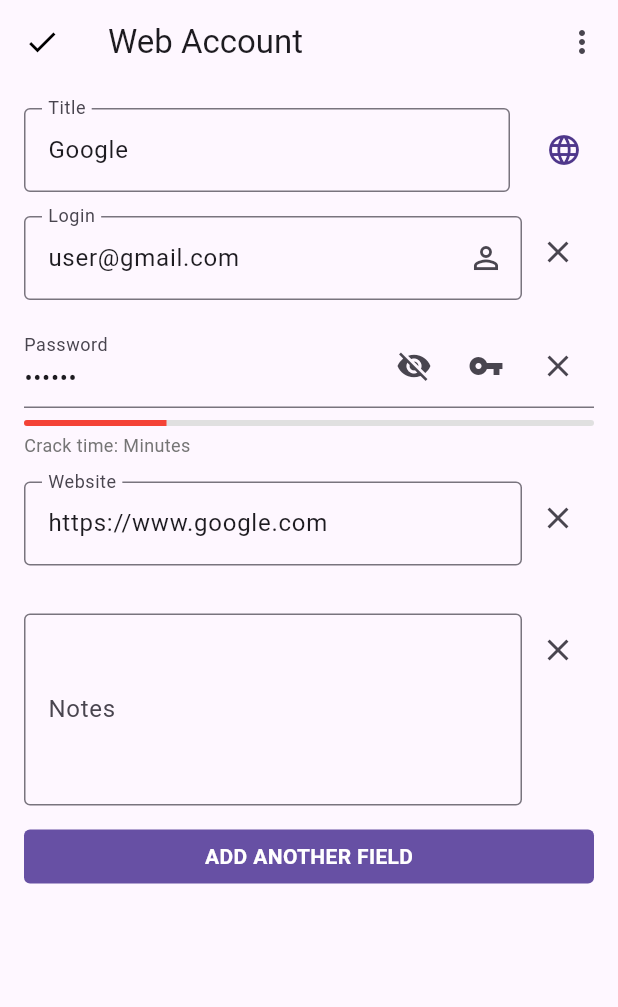
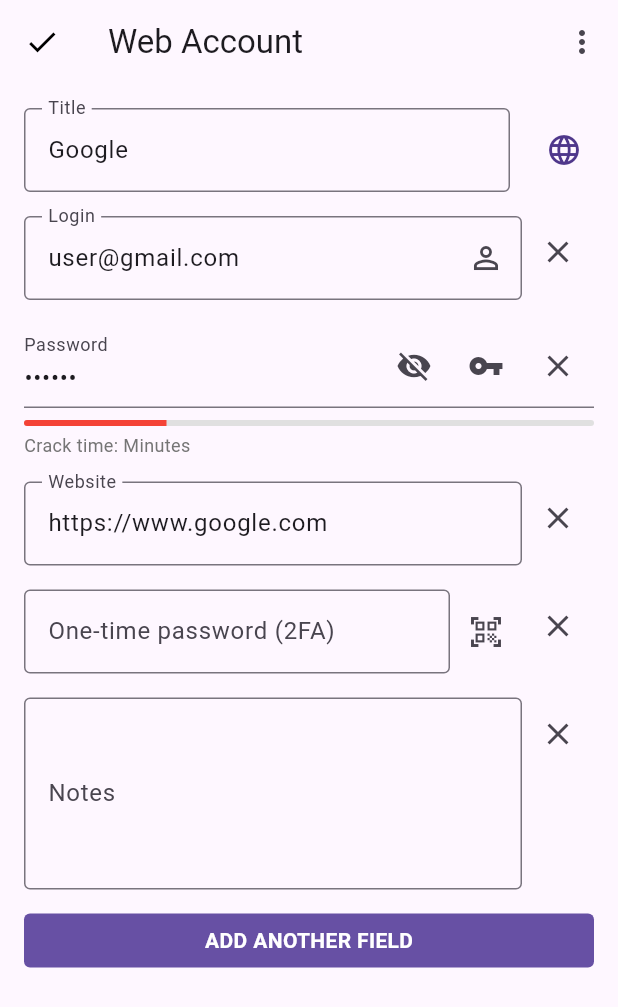
Before and after one commit to MTMBoss/SelfPass, a Flutter app: the screen it shows after launch, after a tap on "Google", on a phone screen of 412 x 824 dp. Shown: the top 1007 px of the screen. Run offline on Flutter 3.47's test engine with Material 3 defaults, Android fonts, the phone set to English and light mode, and no system bars; our stand-ins replace font_awesome_flutter, logger; missing offline and left inert: otp, qr_code_scanner; accounts and stored records are empty; network calls fail.

Commit message:
Aggiunta della pagina QRScanner e integrazione della logica OTP nel modulo AccountForm, inclusa la gestione della scansione QR e il timer OTP.

```diff
--- a/lib/pages/web_account/widgets/account_form.dart
+++ b/lib/pages/web_account/widgets/account_form.dart
@@ -1,14 +1,17 @@
+// lib/pages/web_account/widgets/account_form.dart
+import 'dart:async';
 import 'package:flutter/material.dart';
+import 'package:otp/otp.dart';
 import '../../../controllers/account_controller.dart';
 import '../../../models/account.dart';
 import '../../../helpers/password_strength_helper.dart';
 import '../../../widgets/password_generator_dialog.dart';
 import 'password_field.dart';
 import 'icon_selector.dart';
+import '../../qr_scanner_page.dart'; // Assicurati che il percorso sia corretto
 
 class AccountForm extends StatefulWidget {
   final Account? editingAccount;
-
   const AccountForm({super.key, this.editingAccount});
 
   @override
@@ -19,14 +22,12 @@ class AccountFormState extends State<AccountForm> {
   // Controllers per i campi standard
   final TextEditingController _titleController = TextEditingController();
   final TextEditingController _loginController = TextEditingController();
-  // Campo default per la password
   final TextEditingController _passwordController = TextEditingController();
-  // Campo website standard
   final TextEditingController _websiteController = TextEditingController();
   final TextEditingController _otpController = TextEditingController();
   final TextEditingController _notesController = TextEditingController();
 
-  // Controllers per i campi Data e Scadenza
+  // Controllers per campi aggiuntivi (es. Data, scadenza)
   final TextEditingController _scadenzaController = TextEditingController();
   final TextEditingController _dataController = TextEditingController();
 
@@ -41,10 +42,8 @@ class AccountFormState extends State<AccountForm> {
   Color? _selectedSymbolColor;
   Color? _selectedColorIcon;
 
-  /// Solo "Title" non può essere eliminato.
+  // Campi standard e impostazioni per la UI
   final List<String> nonRemovableFields = ['Title'];
-
-  /// Campi standard della UI
   final List<String> standardFields = [
     'Title',
     'Login',
@@ -53,27 +52,20 @@ class AccountFormState extends State<AccountForm> {
     'One-time password (2FA)',
     'Notes',
   ];
-
-  /// Lista dei campi visualizzati nel form.
-  /// Inizialmente contiene i campi standard.
+  // Di default, includiamo il campo OTP
   List<String> enabledFields = [
     'Title',
     'Login',
-    'Password', // Campo default per la password
-    'Website', // Campo default per WebSite
+    'Password',
+    'Website',
     'One-time password (2FA)',
     'Notes',
   ];
 
-  /// Struttura per i campi aggiuntivi (dinamici).
-  /// Ogni voce contiene:
-  /// • 'label': un widget Text che rappresenta il nome del campo
-  /// • 'type': "password", "website" oppure "text"
-  /// • 'controller': il TextEditingController associato
-  /// • per password, anche lo stato di visibilità ed altri indicatori
+  // Per i campi aggiuntivi dinamici
   List<Map<String, dynamic>> additionalFields = [];
 
-  // In fieldOptions includiamo "Website" per permettere all'utente di aggiungerlo (nel caso in cui venga eliminato il default)
+  // Opzioni per i nuovi campi
   static const List<String> fieldOptions = [
     'Testo',
     'Numero',
@@ -89,7 +81,7 @@ class AccountFormState extends State<AccountForm> {
     'Applicazione',
   ];
 
-  // Restituisce il sito web in uso. Se il campo standard "Website" è presente lo usa; altrimenti, cerca tra quelli aggiunti.
+  // Estrae il sito web dal campo standard o da uno dinamico di tipo 'website'
   String getWebsiteUrl() {
     if (enabledFields.contains('Website')) {
       return _websiteController.text;
@@ -117,10 +109,34 @@ class AccountFormState extends State<AccountForm> {
   }
 
   void _onWebsiteChanged() {
-    // Quando cambia il valore nel campo standard, aggiorniamo l'icona.
     if (_iconSelectionMode == 'Website Icon') {
       setState(() {});
     }
+  }
+
+  // Funzionalità OTP basate su TOTP
+  String? _otpSecret;
+  Timer? _otpTimer;
+
+  void _startOTPTimer() {
+    _otpTimer?.cancel();
+    if (_otpSecret == null) return;
+    _updateOTP();
+    _otpTimer = Timer.periodic(const Duration(seconds: 30), (timer) {
+      _updateOTP();
+    });
+  }
+
+  void _updateOTP() {
+    if (_otpSecret == null) return;
+    final otpCode = OTP.generateTOTPCodeString(
+      _otpSecret!,
+      DateTime.now().millisecondsSinceEpoch,
+      length: 6,
+    );
+    setState(() {
+      _otpController.text = otpCode;
+    });
   }
 
   @override
@@ -133,51 +149,17 @@ class AccountFormState extends State<AccountForm> {
     }
   }
 
-  /// Incapsula un widget campo in una Row che include un pulsante "X" per eliminarlo.
-  Widget _wrapField(String field, Widget child) {
-    if (nonRemovableFields.contains(field)) return child;
-    return Row(
-      crossAxisAlignment: CrossAxisAlignment.start,
-      children: [
-        Expanded(child: child),
-        IconButton(
-          icon: const Icon(Icons.close),
-          onPressed: () => _deleteField(field),
-        ),
-      ],
-    );
-  }
-
-  /// Elimina il campo dal form.
-  void _deleteField(String fieldName) {
-    setState(() {
-      if (!nonRemovableFields.contains(fieldName)) {
-        enabledFields.remove(fieldName);
-        additionalFields.removeWhere(
-          (entry) => (entry['label'] as Text).data == fieldName,
-        );
-      }
-    });
-  }
-
-  /// Modalità Edit:
-  /// Utilizza direttamente la lista salvata in account.enabledFields (senza duplicare "Title")
-  /// e per ogni campo extra (non standard) crea il controller. Se il campo è di tipo "password"
-  /// prepopola il controller usando account.additionalPasswords; se è di tipo "website", usalo per il sito.
   void _initializeWithAccount(Account account) {
     _titleController.text = account.accountName;
     _loginController.text = account.username;
-    _passwordController.text = account.password; // campo default
+    _passwordController.text = account.password;
     _websiteController.text = account.website;
     _iconSelectionMode = account.iconMode;
     _selectedSymbolIcon = account.symbolIcon;
     _selectedSymbolColor = account.colorIcon;
     _selectedColorIcon = account.colorIcon;
-
-    // Copia la lista salvata per non duplicare "Title"
     enabledFields = List<String>.from(account.enabledFields);
 
-    // Per ogni campo extra (non standard) in enabledFields, crea il controller.
     additionalFields = [];
     for (var field in enabledFields) {
       if (standardFields.contains(field)) continue;
@@ -191,14 +173,13 @@ class AccountFormState extends State<AccountForm> {
         final Match? match = reg.firstMatch(field);
         if (match != null) {
           int n = int.parse(match.group(1)!);
-          int index = n - 2; // Primo extra -> indice 0
+          int index = n - 2; // Primo extra → indice 0
           if (index >= 0 && index < account.additionalPasswords.length) {
             controller.text = account.additionalPasswords[index];
           }
         }
       } else if (fieldType == 'website') {
         controller.text = account.website;
-        // Aggiunge un listener per aggiornare in tempo reale l'icona (in caso l'utente modifichi il sito dinamico)
         controller.addListener(() {
           setState(() {});
         });
@@ -229,10 +210,36 @@ class AccountFormState extends State<AccountForm> {
       final controller = entry['controller'];
       if (controller is TextEditingController) controller.dispose();
     }
+    _otpTimer?.cancel();
     super.dispose();
   }
 
-  /// Mostra un popup per selezionare un account registrato.
+  // Incapsula un widget campo e aggiunge, se possibile, un pulsante di eliminazione.
+  Widget _wrapField(String field, Widget child) {
+    if (nonRemovableFields.contains(field)) return child;
+    return Row(
+      crossAxisAlignment: CrossAxisAlignment.start,
+      children: [
+        Expanded(child: child),
+        IconButton(
+          icon: const Icon(Icons.close),
+          onPressed: () => _deleteField(field),
+        ),
+      ],
+    );
+  }
+
+  void _deleteField(String fieldName) {
+    setState(() {
+      if (!nonRemovableFields.contains(fieldName)) {
+        enabledFields.remove(fieldName);
+        additionalFields.removeWhere(
+          (entry) => (entry['label'] as Text).data == fieldName,
+        );
+      }
+    });
+  }
+
   void _showAccountSelection(TextEditingController controller) {
     final accounts = _accountController.accounts;
     if (accounts.isEmpty) {
@@ -284,10 +291,6 @@ class AccountFormState extends State<AccountForm> {
     });
   }
 
-  /// Salvataggio:
-  /// • La password principale viene presa dal campo default.
-  /// • Le password extra vengono raccolte dai campi aggiuntivi di tipo "password".
-  /// • Il sito web viene determinato tramite getWebsiteUrl() (che gestisce anche i campi dinamici).
   void saveAccount() {
     String defaultPassword = _passwordController.text.trim();
     List<String> extraPasswords = [];
@@ -297,14 +300,12 @@ class AccountFormState extends State<AccountForm> {
         if (txt.isNotEmpty) extraPasswords.add(txt);
       }
     }
-
     if (_titleController.text.trim().isEmpty) {
       ScaffoldMessenger.of(
         context,
       ).showSnackBar(const SnackBar(content: Text('Please enter a title')));
       return;
     }
-
     final accountToSave = Account(
       accountName: _titleController.text.trim(),
       username: _loginController.text.trim(),
@@ -318,7 +319,6 @@ class AccountFormState extends State<AccountForm> {
       isFavorite: widget.editingAccount?.isFavorite ?? false,
       enabledFields: enabledFields,
     );
-
     try {
       if (widget.editingAccount != null) {
         final updatedAccount = accountToSave.copyWith(
@@ -354,7 +354,7 @@ class AccountFormState extends State<AccountForm> {
     );
   }
 
-  // Apertura del generatore per un campo password aggiuntivo.
+  // Apertura del generatore per campi password aggiuntivi.
   void _openPasswordGeneratorForField(Map<String, dynamic> entry) {
     showDialog(
       context: context,
@@ -380,9 +380,6 @@ class AccountFormState extends State<AccountForm> {
     );
   }
 
-  /// Bottone per aggiungere un nuovo campo dinamico.
-  /// Se l'opzione scelta è "Website", viene creato un campo di tipo "website"
-  /// che funziona come quello standard.
   Widget _buildAddFieldButton() {
     return PopupMenuButton<String>(
       onSelected: (String selectedOption) {
@@ -391,7 +388,6 @@ class AccountFormState extends State<AccountForm> {
             TextEditingController newWebsiteController =
                 TextEditingController();
             newWebsiteController.addListener(() {
-              // Aggiorna in tempo reale il logo
               setState(() {});
             });
             int count =
@@ -463,7 +459,6 @@ class AccountFormState extends State<AccountForm> {
     );
   }
 
-  /// Costruisce il widget per un campo aggiuntivo in base alla sua configurazione.
   Widget _buildAdditionalField(Map<String, dynamic> entry) {
     if (entry['type'] == 'password') {
       bool visible = entry['passwordVisible'] ?? false;
@@ -492,7 +487,6 @@ class AccountFormState extends State<AccountForm> {
         },
       );
     } else {
-      // Per campi di tipo "text" o "website"
       return Row(
         children: [
           Expanded(
@@ -518,9 +512,45 @@ class AccountFormState extends State<AccountForm> {
     }
   }
 
-  /// Costruisce il widget per un campo (standard o aggiuntivo) in base al nome.
+  // Funzione che costruisce ogni campo del form.
   Widget _buildField(String field) {
-    if (standardFields.contains(field) && !field.contains('(')) {
+    if (standardFields.contains(field)) {
+      // Gestione speciale per il campo OTP
+      if (field == 'One-time password (2FA)' ||
+          field == 'Password monouso (2FA)') {
+        return _wrapField(
+          field,
+          Row(
+            children: [
+              Expanded(
+                child: TextFormField(
+                  controller: _otpController,
+                  decoration: InputDecoration(
+                    labelText: field,
+                    border: const OutlineInputBorder(),
+                  ),
+                ),
+              ),
+              IconButton(
+                icon: const Icon(Icons.qr_code_scanner),
+                onPressed: () async {
+                  final result = await Navigator.push(
+                    context,
+                    MaterialPageRoute(builder: (_) => const QRScannerPage()),
+                  );
+                  if (result != null) {
+                    setState(() {
+                      _otpSecret = result;
+                      _startOTPTimer();
+                    });
+                  }
+                },
+              ),
+            ],
+          ),
+        );
+      }
+      // Gestione degli altri campi standard
       switch (field) {
         case 'Title':
           return TextFormField(
@@ -571,17 +601,6 @@ class AccountFormState extends State<AccountForm> {
               ),
             ),
           );
-        case 'One-time password (2FA)':
-          return _wrapField(
-            'One-time password (2FA)',
-            TextFormField(
-              controller: _otpController,
-              decoration: const InputDecoration(
-                labelText: 'One-time password (2FA)',
-                border: OutlineInputBorder(),
-              ),
-            ),
-          );
         case 'Notes':
           return _wrapField(
             'Notes',
@@ -598,7 +617,7 @@ class AccountFormState extends State<AccountForm> {
           break;
       }
     }
-    // Per i campi aggiuntivi (ad esempio "Password (2)" o "Website" dinamico)
+    // Se il campo non è standard lo cerchiamo tra i campi aggiuntivi.
     Map<String, dynamic>? entry;
     try {
       entry = additionalFields.firstWhere(
@@ -613,7 +632,6 @@ class AccountFormState extends State<AccountForm> {
     return const SizedBox();
   }
 
-  /// Costruisce la lista di tutti i campi da visualizzare (escluso "Title", già gestito separatamente).
   List<Widget> _buildAllFields() {
     return enabledFields.where((field) => field != 'Title').map((field) {
       return Padding(
@@ -630,7 +648,7 @@ class AccountFormState extends State<AccountForm> {
       child: Column(
         crossAxisAlignment: CrossAxisAlignment.start,
         children: [
-          // Row: Campo "Title" a sinistra, IconSelector a destra.
+          // Riga in cui viene mostrato il campo 'Title' ed il selettore dell'icona.
           Row(
             children: [
               Expanded(child: _buildField('Title')),
@@ -664,7 +682,7 @@ class AccountFormState extends State<AccountForm> {
             ],
           ),
           const SizedBox(height: 16),
-          // Gli altri campi (tranne Title)
+          // Altri campi
           ..._buildAllFields(),
           _buildAddFieldButton(),
         ],
--- a/pubspec.yaml
+++ b/pubspec.yaml
@@ -37,6 +37,8 @@ dependencies:
   cupertino_icons: ^1.0.8
   logger: ^2.5.0
   font_awesome_flutter: ^10.8.0
+  qr_code_scanner: ^1.0.1
+  otp: ^3.1.4
 
 
 dev_dependencies:
```
Also changed, not shown: lib/pages/qr_scanner_page.dart (added, +48 -0 lines), pubspec.lock.
